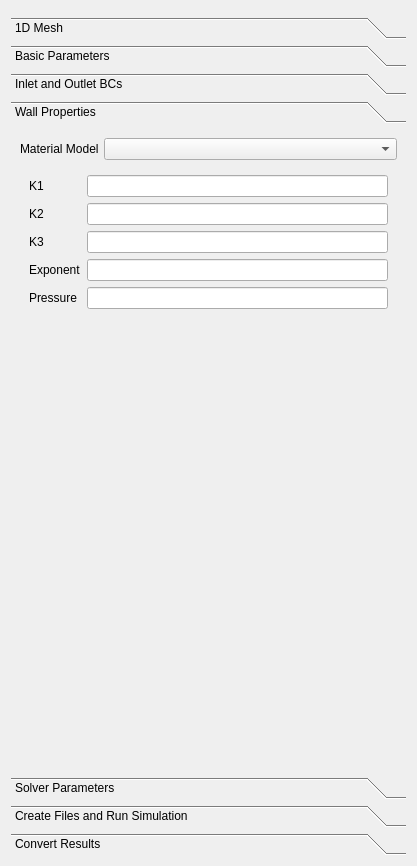
Qt form Code/Source/sv4gui/Plugins/org.sv.gui.qt.simulation1d/sv4gui_SimulationView1d.ui (SimVascular/SimVascular) before a commit.
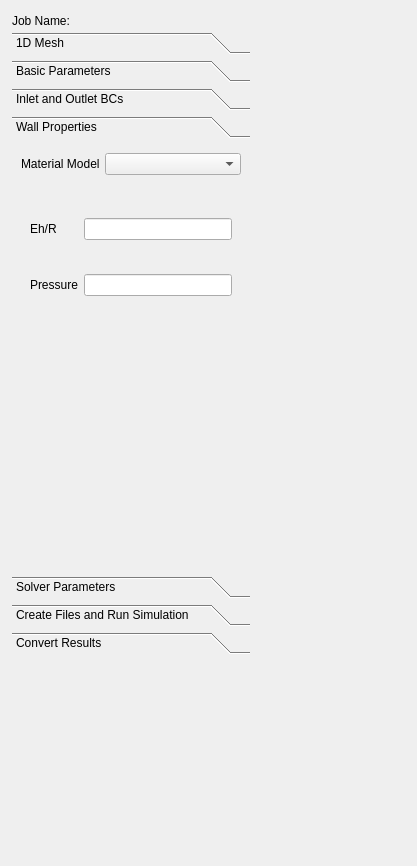
The same form after that commit.

Commit message: Add linear material model, adjust default material parameters.

The edit to the form file:
```diff
--- a/Code/Source/sv4gui/Plugins/org.sv.gui.qt.simulation1d/sv4gui_SimulationView1d.ui
+++ b/Code/Source/sv4gui/Plugins/org.sv.gui.qt.simulation1d/sv4gui_SimulationView1d.ui
@@ -19,9 +19,15 @@
   <property name="windowTitle">
    <string>Form</string>
   </property>
-  <layout class="QGridLayout" name="gridLayout_4">
-   <item row="0" column="0">
     <widget class="QWidget" name="widgetTop" native="true">
+   <property name="geometry">
+    <rect>
+     <x>12</x>
+     <y>12</y>
+     <width>393</width>
+     <height>16</height>
+    </rect>
+   </property>
      <widget class="QLabel" name="label">
       <property name="geometry">
        <rect>
@@ -90,9 +96,15 @@
       </property>
      </widget>
     </widget>
-   </item>
-   <item row="1" column="0">
     <widget class="QWidget" name="widget_2" native="true">
+   <property name="geometry">
+    <rect>
+     <x>12</x>
+     <y>32</y>
+     <width>238</width>
+     <height>622</height>
+    </rect>
+   </property>
      <layout class="QVBoxLayout" name="verticalLayout_2">
       <property name="spacing">
        <number>5</number>
@@ -378,8 +390,8 @@
           <rect>
            <x>0</x>
            <y>0</y>
-           <width>393</width>
-           <height>584</height>
+         <width>238</width>
+         <height>384</height>
           </rect>
          </property>
          <property name="sizePolicy">
@@ -477,6 +489,36 @@
                <property name="currentIndex">
                 <number>0</number>
                </property>
+             <widget class="QWidget" name="LinearMatProp_Panel">
+              <property name="sizePolicy">
+               <sizepolicy hsizetype="Expanding" vsizetype="Preferred">
+                <horstretch>0</horstretch>
+                <verstretch>0</verstretch>
+               </sizepolicy>
+              </property>
+              <layout class="QGridLayout" name="gridLayout_4">
+               <item row="0" column="0">
+                <widget class="QLabel" name="LinearMatProp_Ehr_Label">
+                 <property name="text">
+                  <string>Eh/R</string>
+                 </property>
+                </widget>
+               </item>
+               <item row="0" column="1">
+                <widget class="QLineEdit" name="LinearMatProp_Ehr_LineEdit"/>
+               </item>
+               <item row="1" column="0">
+                <widget class="QLabel" name="LinearMatProp_Pressure_Label">
+                 <property name="text">
+                  <string>Pressure</string>
+                 </property>
+                </widget>
+               </item>
+               <item row="1" column="1">
+                <widget class="QLineEdit" name="LinearMatProp_Pressure_LineEdit"/>
+               </item>
+              </layout>
+             </widget>
                <widget class="QWidget" name="OlufsenMatProp_Panel">
                 <property name="sizePolicy">
                  <sizepolicy hsizetype="Expanding" vsizetype="Preferred">
@@ -1152,8 +1194,6 @@
       </item>
      </layout>
     </widget>
-   </item>
-  </layout>
  </widget>
  <resources/>
  <connections/>
```
Lines whose indentation alone changed are shown as unchanged. The commit also changes 6 other files.
